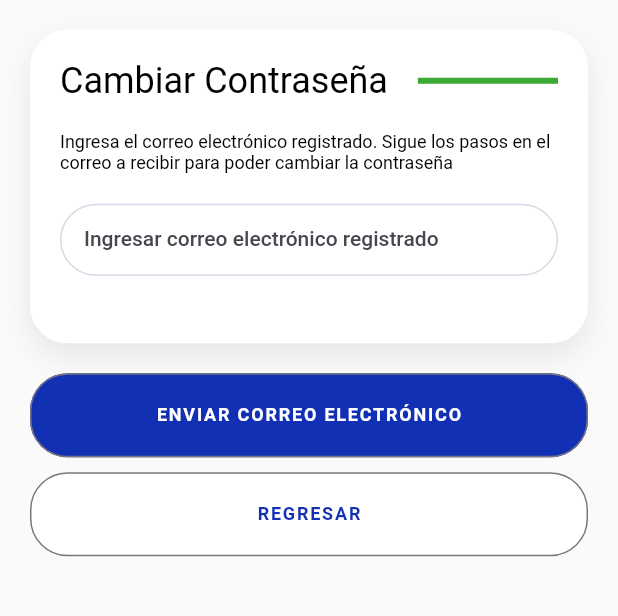
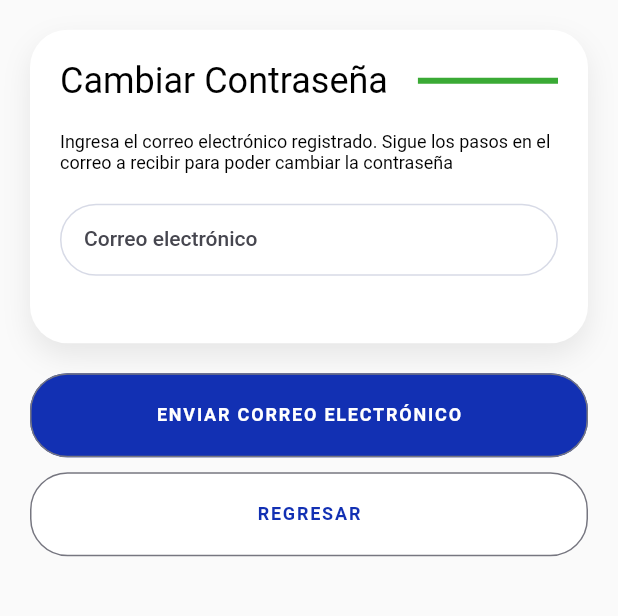
Before and after one commit to franuzcategui/cargocontrol, a Flutter app: the screen it shows after launch, after a tap on "Se me olvidó la contraseña", on a phone screen of 412 x 824 dp, the part 433-1049 px from its top. Run offline on Flutter 3.47's test engine with Material 2 defaults, Android fonts, the phone set to English and light mode, and no system bars; our stand-ins replace camera, equatable, firebase_core, fl_chart, flutter_riverpod, font_awesome_flutter and 3 more; missing offline and left inert: google_mlkit_commons, google_mlkit_text_recognition, numeric_keyboard; accounts and stored records are empty.

Commit message:
email text field

```diff
--- a/lib/main.dart
+++ b/lib/main.dart
@@ -3,6 +3,7 @@ import 'package:cargocontrol/screens/login_screen.dart';
 import 'package:cargocontrol/widgets/main_nav_bar.dart';
 import 'package:firebase_core/firebase_core.dart';
 import 'package:flutter/material.dart';
+import 'package:flutter_riverpod/flutter_riverpod.dart';
 import 'package:google_fonts/google_fonts.dart';
 import 'constants.dart' as constants;
 
@@ -11,7 +12,7 @@ void main() async {
   Firebase.initializeApp(
     options: DefaultFirebaseOptions.currentPlatform,
   );
-  runApp(const MyApp());
+  runApp(ProviderScope(child: const MyApp()));
 }
 
 class MyApp extends StatelessWidget {
--- a/lib/screens/forgot_password_screen.dart
+++ b/lib/screens/forgot_password_screen.dart
@@ -1,3 +1,4 @@
+import 'package:cargocontrol/sign_in/components/email_text_field.dart';
 import 'package:cargocontrol/widgets/login_text_field.dart';
 import 'package:cargocontrol/widgets/main_text_button.dart';
 import 'package:flutter/material.dart';
@@ -51,8 +52,7 @@ class ForgotPasswordScreen extends StatelessWidget {
                   const SizedBox(
                     height: 20,
                   ),
-                  const LoginTextField(
-                      hintText: 'Ingresar correo electrónico registrado'),
+                  const EmailTextField(),
                   const SizedBox(
                     height: 10,
                   )
--- a/lib/screens/login_screen.dart
+++ b/lib/screens/login_screen.dart
@@ -1,4 +1,5 @@
 import 'package:cargocontrol/screens/forgot_password_screen.dart';
+import 'package:cargocontrol/sign_in/components/email_text_field.dart';
 import 'package:cargocontrol/widgets/login_text_field.dart';
 import 'package:flutter/material.dart';
 import 'package:cargocontrol/constants.dart' as constants;
@@ -43,10 +44,11 @@ class LoginScreen extends StatelessWidget {
               const SizedBox(
                 height: 40,
               ),
-              const LoginTextField(hintText: 'correo electrónico'),
-              const LoginTextField(
+              const EmailTextField(),
+              LoginTextField(
                 hintText: 'contraseña',
                 hideText: true,
+                onChanged: (_) {},
               ),
               TextButton(
                 child: const Text(
--- /dev/null
+++ b/lib/sign_in/components/email_text_field.dart
@@ -0,0 +1,24 @@
+import 'package:cargocontrol/form_validators/email.dart';
+import 'package:cargocontrol/sign_in/controller/signin_controller.dart';
+import 'package:cargocontrol/widgets/login_text_field.dart';
+import 'package:flutter/material.dart';
+import 'package:flutter_riverpod/flutter_riverpod.dart';
+
+class EmailTextField extends ConsumerWidget {
+  const EmailTextField({super.key});
+
+  @override
+  Widget build(BuildContext context, WidgetRef ref) {
+    final signInState = ref.watch(signInprovider);
+    final bool showError = signInState.email.isNotValid;
+    final signInController = ref.read(signInprovider.notifier);
+
+    return LoginTextField(
+      hintText: 'Correo electrónico',
+      errorText: showError
+          ? Email.showEmailErrorMessage(signInState.email.error)
+          : null,
+      onChanged: (email) => signInController.onEmailChange(email),
+    );
+  }
+}
--- a/lib/widgets/login_text_field.dart
+++ b/lib/widgets/login_text_field.dart
@@ -4,23 +4,46 @@ import 'package:cargocontrol/constants.dart' as constants;
 class LoginTextField extends StatelessWidget {
   final String hintText;
   final bool hideText;
+  final Function(String) onChanged;
+  final String? errorText;
 
   const LoginTextField(
-      {super.key, required this.hintText, this.hideText = false});
+      {super.key,
+      required this.hintText,
+      this.hideText = false,
+      required this.onChanged,
+      this.errorText});
+
+  //late FocusNode myFocusNode;
 
   @override
   Widget build(BuildContext context) {
+    FocusNode myFocusNode = FocusNode();
+    print(myFocusNode.hasFocus);
     return Padding(
       padding: const EdgeInsets.only(bottom: 15),
-      child: TextFormField(
+      child: Column(
+        crossAxisAlignment: CrossAxisAlignment.start,
+        children: [
+          TextField(
+            focusNode: myFocusNode,
+            onChanged: onChanged,
             obscureText: hideText,
             style: const constants.TextStyles().bodyText1,
-        decoration: constants.DecorationStyles.inputTextDecoration1.copyWith(
+            decoration:
+                constants.DecorationStyles.inputTextDecoration1.copyWith(
               label: Text(hintText),
               hintText: hintText,
               hintStyle: const constants.TextStyles().bodyHintText1,
             ),
           ),
+          if (errorText != null && myFocusNode.hasFocus)
+            Text(
+              errorText!,
+              style: const constants.TextStyles(color: Colors.red).bodyText1,
+            ),
+        ],
+      ),
     );
   }
 }
--- a/pubspec.yaml
+++ b/pubspec.yaml
@@ -50,6 +50,7 @@ dependencies:
   loading_animation_widget: ^1.2.0+4
   formz: ^0.6.0
   flutter_riverpod: ^2.4.0
+  equatable: ^2.0.5
 
 dev_dependencies:
   flutter_test:
```
Also changed, not shown: lib/sign_in/controller/signin_state.dart (added, +37 -0 lines), pubspec.lock. Lines whose indentation alone changed are shown as unchanged.
